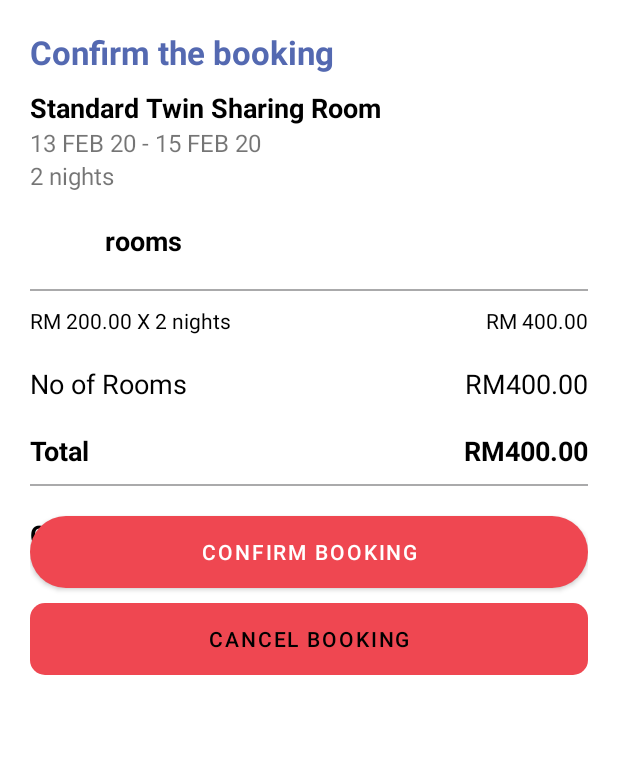
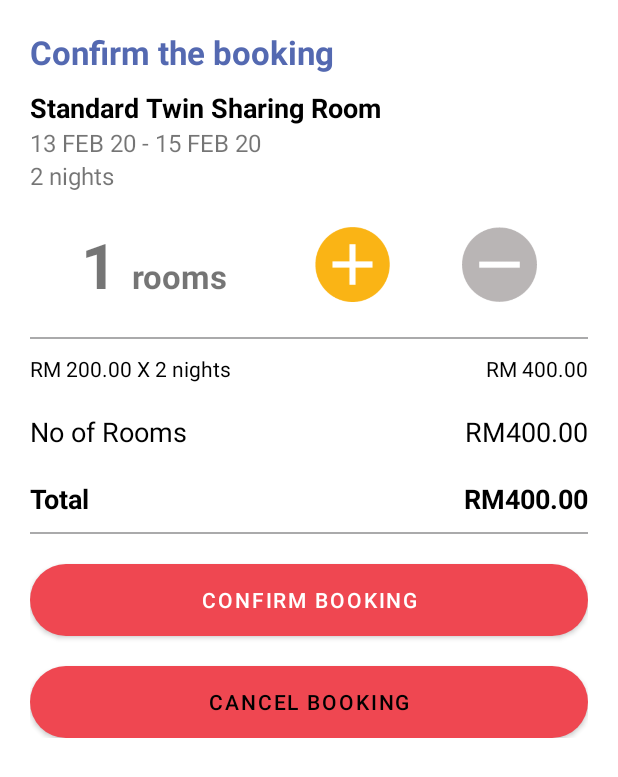
Before and after one commit to TeradonGenesis/Booking_App, an Android app: the layout activity_booking__detail.xml on its own in the app's theme, with its tools: preview values and no code run, on a phone screen of 412 x 824 dp. Shown: the top 777 px of the screen. Run offline under Robolectric (Android 15) with nearby library versions, the phone set to English and light mode, and no system bars; network calls fail.

Commit message:
LJL updated the checkout

```diff
--- a/Kuching_Park_Hotel/app/src/main/java/com/example/kuching_park_hotel/Booking_Fragment.java
+++ b/Kuching_Park_Hotel/app/src/main/java/com/example/kuching_park_hotel/Booking_Fragment.java
@@ -31,7 +31,7 @@ public class Booking_Fragment extends Fragment {
     private RequestQueue requestQueue;
     private ArrayList<Room> rooms = new ArrayList<Room>();
     private MyAdapter myAdapter;
-    private static final String URL_DATA = "http://192.168.1.5/API/room_api.php";
+    private static final String URL_DATA = "http://103.6.196.63/~smdigitalcom/API/booking_history.php";
 
     public Booking_Fragment() {
         // Required empty public constructor
--- a/Kuching_Park_Hotel/app/src/main/java/com/example/kuching_park_hotel/Room_Info_Activity.java
+++ b/Kuching_Park_Hotel/app/src/main/java/com/example/kuching_park_hotel/Room_Info_Activity.java
@@ -46,7 +46,7 @@ public class Room_Info_Activity extends AppCompatActivity {
     private ArrayList<Rates> ratesArrayList;
     //add extras
     private ArrayList<Extra> extrasArrayList;
-    private int room_qty, nights;
+    private int room_qty, nights, stocks;
     private Double total;
     private String price_summary;
     private HashMap<Double, Integer> rates_map = new HashMap<>();
@@ -83,7 +83,7 @@ public class Room_Info_Activity extends AppCompatActivity {
         String beds = room_data.getString("beds");
         String guests = room_data.getString("guests");
         String description = room_data.getString("description");
-        int stocks = room_data.getInt("stocks");
+        stocks = room_data.getInt("stocks");
         check_in = room_data.getString("check_in");
         check_out = room_data.getString("check_out");
         room_qty = room_data.getInt("room_qty");
@@ -126,6 +126,7 @@ public class Room_Info_Activity extends AppCompatActivity {
                     detail_bundle.putInt("nights", nights);
                     detail_bundle.putInt("room_qty", room_qty);
                     detail_bundle.putDouble("rates", price);
+                    detail_bundle.putInt("stock", stocks);
                     //do extras arraylist
                     detail_bundle.putParcelableArrayList("extras",extrasArrayList);
                     intent.putExtras(detail_bundle);
--- a/Kuching_Park_Hotel/app/src/main/res/layout/activity_booking__detail.xml
+++ b/Kuching_Park_Hotel/app/src/main/res/layout/activity_booking__detail.xml
@@ -59,6 +59,102 @@
                 app:layout_constraintTop_toBottomOf="@id/textView_duration"
                 app:layout_constraintStart_toStartOf="parent"/>
 
+            <GridLayout
+                android:id="@+id/textView_noRooms_title"
+                android:columnCount="3"
+                android:rowCount="1"
+                android:padding="10dp"
+                android:layout_marginTop="10dp"
+                android:layout_width="match_parent"
+                android:layout_height="wrap_content"
+                app:layout_constraintTop_toBottomOf="@id/textView_nights"
+                app:layout_constraintLeft_toLeftOf="parent">
+
+                <RelativeLayout
+                    android:id="@+id/relative_layout_guest_qty"
+                    android:layout_width="wrap_content"
+                    android:layout_height="wrap_content"
+                    android:layout_column="0"
+                    android:layout_columnWeight="1"
+                    android:layout_row="0"
+                    android:layout_gravity="center"
+                    android:layout_rowWeight="1"
+                    >
+
+
+
+                    <TextView
+                        android:id="@+id/textView_norooms"
+                        android:layout_width="wrap_content"
+                        android:layout_height="wrap_content"
+                        android:text="1"
+                        android:textStyle="bold"
+                        android:textSize="42sp">
+
+                    </TextView>
+
+                    <TextView
+                        android:id="@+id/textView_noRooms_label"
+                        android:layout_width="wrap_content"
+                        android:layout_height="wrap_content"
+                        android:text="rooms"
+                        android:paddingStart="10dp"
+                        android:paddingEnd="10dp"
+                        android:textStyle="bold"
+                        android:textSize="22sp"
+                        android:layout_toEndOf="@id/textView_norooms"
+                        android:layout_alignBaseline="@id/textView_norooms">
+
+                    </TextView>
+
+                </RelativeLayout>
+
+                <RelativeLayout
+                    android:id="@+id/relative_layout_norooms_plus"
+                    android:layout_width="wrap_content"
+                    android:layout_height="wrap_content"
+                    android:layout_column="1"
+                    android:layout_gravity="center"
+                    android:layout_columnWeight="1"
+                    android:layout_row="0"
+                    android:layout_rowWeight="1"
+                    >
+
+                    <ImageButton
+                        android:id="@+id/imageButton_up"
+                        android:background="@drawable/plus"
+                        android:layout_centerHorizontal="true"
+                        android:layout_width="50dp"
+                        android:layout_height="50dp" />
+
+                </RelativeLayout>
+
+                <RelativeLayout
+                    android:id="@+id/relative_layout_norooms_minus"
+                    android:layout_width="wrap_content"
+                    android:layout_height="wrap_content"
+                    android:layout_column="2"
+                    android:layout_columnWeight="1"
+                    android:layout_row="0"
+                    android:layout_gravity="center"
+                    android:layout_rowWeight="1"
+                    >
+
+                    <ImageButton
+                        android:id="@+id/imageButton_down"
+                        android:background="@drawable/minus"
+                        android:layout_centerHorizontal="true"
+                        android:layout_width="50dp"
+                        android:layout_height="50dp" />
+
+
+
+                </RelativeLayout>
+
+
+            </GridLayout>
+
+            <!--
             <EditText
                 android:id="@+id/editText_norooms"
                 android:layout_width="50dp"
@@ -83,7 +179,7 @@
                 android:textColor="@color/black"
                 app:layout_constraintStart_toEndOf="@id/editText_norooms"
                 app:layout_constraintBottom_toBottomOf="@id/editText_norooms"/>
-<!--
+
             <ImageButton
                 android:id="@+id/imageButton_up"
                 android:layout_width="40dp"
@@ -113,7 +209,7 @@
                 android:id="@+id/divider4"
                 android:layout_width="match_parent"
                 android:layout_height="1dp"
-                android:layout_marginTop="20dp"
+                android:layout_marginTop="10dp"
                 android:background="@color/grey_line"
                 app:layout_constraintTop_toBottomOf="@id/textView_noRooms_title"
                 tools:layout_editor_absoluteX="20dp" />
@@ -192,7 +288,7 @@
                 android:background="@color/grey_line"
                 android:layout_marginTop="10dp"
                 app:layout_constraintTop_toBottomOf="@id/textView_total_price"/>
-
+            <!--
                         <TextView
                             android:id="@+id/textView_contact_title"
                             android:layout_width="wrap_content"
@@ -204,7 +300,7 @@
                             android:layout_marginTop="20dp"
                             app:layout_constraintStart_toStartOf="parent"
                             app:layout_constraintTop_toBottomOf="@id/divider5"/>
-<!--
+
                         <EditText
                             android:id="@+id/editText_full_name"
                             android:layout_width="match_parent"
@@ -269,10 +365,10 @@
                 android:id="@+id/button_cancel"
                 android:layout_width="match_parent"
                 android:layout_height="wrap_content"
-                android:background="@drawable/rounded_button_cancel"
+                android:background="@drawable/rounded_button"
                 android:textColor="@color/black"
                 android:text="Cancel Booking"
-                android:layout_marginTop="10dp"
+                android:layout_marginTop="20dp"
                 app:layout_constraintStart_toStartOf="parent"
                 app:layout_constraintEnd_toEndOf="parent"
                 app:layout_constraintTop_toBottomOf="@id/button_confirm"/>
```
Also changed, not shown: Kuching_Park_Hotel/app/src/main/java/com/example/kuching_park_hotel/Booking_Detail_Activity.java (+27 -20 lines). Lines whose indentation alone changed are shown as unchanged.
